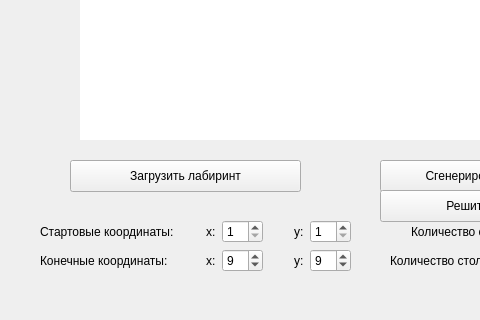
First picture: the form in src/Maze/mainwindow.ui, repository TanyaPh/Maze, before the edit; both pictures show x 0 to 480 and y 380 to 700 of the 701 by 700 pixel window.
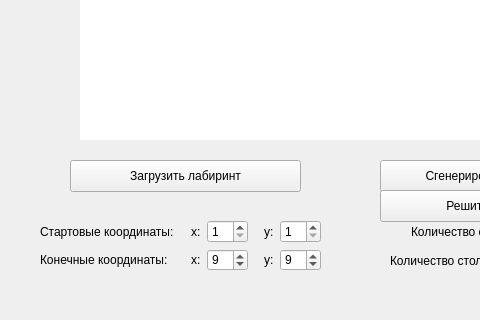
Second picture: the form after the edit. Custom widgets are drawn as their Qt base class.

```diff
--- a/src/Maze/mainwindow.ui
+++ b/src/Maze/mainwindow.ui
@@ -45,8 +45,8 @@
      <rect>
       <x>40</x>
       <y>600</y>
-      <width>311</width>
-      <height>54</height>
+      <width>281</width>
+      <height>51</height>
      </rect>
     </property>
     <layout class="QGridLayout" name="gridLayout">
```
Left out of the diff: 70 changed lines with no effect on the pictures.
